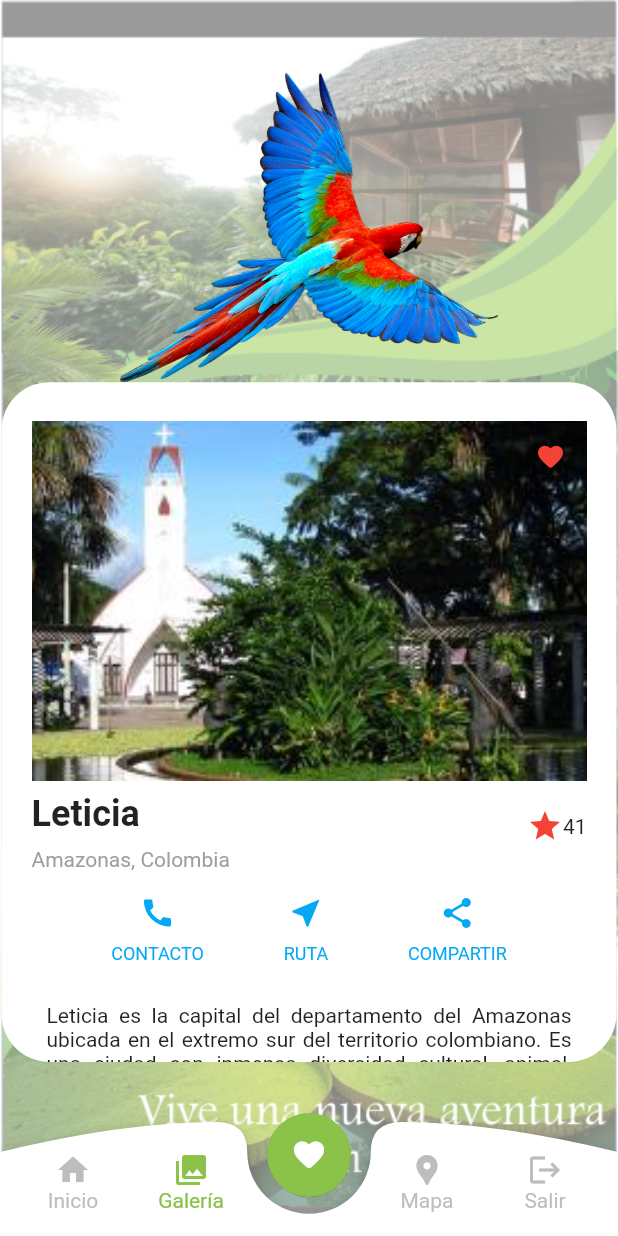
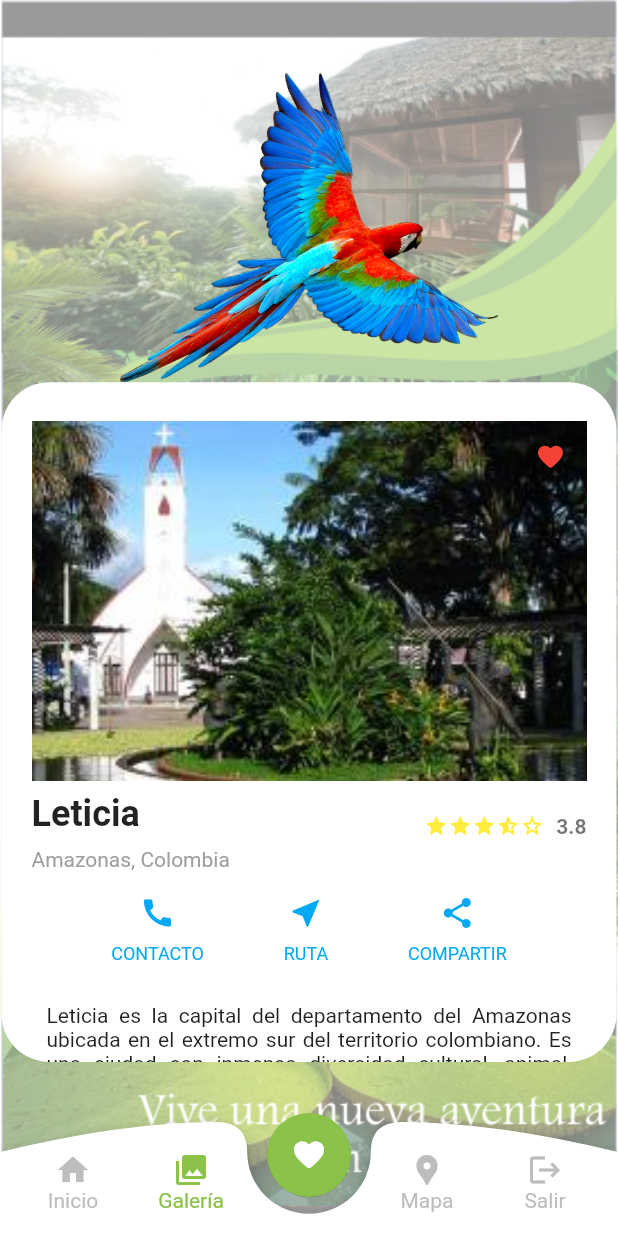
Before and after one commit to MobilePro-Admin/MobilePro, a Flutter app: the DetailsPage screen opened directly with sample values from the repository, on a phone screen of 412 x 824 dp. Run offline on Flutter 3.47's test engine with Material 2 defaults, Android fonts, the phone set to English and light mode, and no system bars; our stand-ins replace cloud_firestore, firebase_auth, firebase_core, font_awesome_flutter, google_sign_in; accounts and stored records are empty; network calls fail.

Commit message:
(#11) upd - Change parameters name + Send rating data

```diff
--- a/lib/data/gridview.dart
+++ b/lib/data/gridview.dart
@@ -8,7 +8,8 @@ const gridview = <ModelGridview>[
       description: "Leticia es la capital del departamento del Amazonas ubicada en el extremo sur del territorio"
           " colombiano. Es una ciudad con inmensa diversidad cultural, animal, vegetal y étnica, se encuentra alejada "
           "de todas las zonas urbanas del país, se caracteriza por ser un puerto fluvial que ha tenido importancia "
-          "desde su descubrimiento, además de ser el principal atractivo turístico de esta zona del país."
+          "desde su descubrimiento, además de ser el principal atractivo turístico de esta zona del país.",
+      rating: 3.8,
   ),
   ModelGridview(
       id: 2,
@@ -17,7 +18,8 @@ const gridview = <ModelGridview>[
       description: "Es un lugar especial para observar a los delfines rosados, grises y otros animales en su hábitat natural, "
       "un espacio rodeado de selva exuberante con grandes árboles y senderos para realizar caminatas."
           " Los delfines más pequeños son grises, y los más grandes son de piel rosada, "
-      "estos delfines son únicos en el mundo. Podemos contemplar sus juegos y piruetas en el lago amazónico."
+      "estos delfines son únicos en el mundo. Podemos contemplar sus juegos y piruetas en el lago amazónico.",
+      rating: 5.0,
 
   ),
   ModelGridview(
@@ -31,7 +33,8 @@ const gridview = <ModelGridview>[
           "ecológico mediante la conservación y protección de áreas naturales. Fue creado en 1975 y en 1987 se "
           "amplió a la extensión actual de 293.500 hectáreas (ha). Este territorio representa cerca del 40% de "
           "la superficie total del Trapecio Amazónico y presenta una forma de embudo en su sector sur. "
-          "Presenta un ecosistema de selva húmeda tropical cálida y bosques inundables."
+          "Presenta un ecosistema de selva húmeda tropical cálida y bosques inundables.",
+      rating: 4.2,
   ),
   ModelGridview(
       id: 4,
@@ -40,7 +43,8 @@ const gridview = <ModelGridview>[
       description: "La Reserva Natural Marasha es Amazonas al ciento por ciento, la magia de la selva de la que "
           "tantos hablan en miles de relatos empieza a ser experimentada por los visitantes que sienten como sus "
           "sentidos y sus cuerpos son elementos receptores bendecidos por sensaciones únicas, experiencias sublimes "
-          "que solo se disfrutan en este reino de los dioses indígenas preparado para el disfrute de todos."
+          "que solo se disfrutan en este reino de los dioses indígenas preparado para el disfrute de todos.",
+      rating: 3.2,
   ),
   ModelGridview(
       id: 5,
@@ -51,6 +55,7 @@ const gridview = <ModelGridview>[
           "el reino de esta especie en el Amazonas y por qué no, en el mundo entero."
           "La Isla Arara, más conocida como la de Los Micos, es una isla fluvial convertida en un "
           "destino muy reconocido por albergar como población a primates amazónicos, ellos allí deambulan "
-          "libremente siendo los amos y dueños del lugar."
+          "libremente siendo los amos y dueños del lugar.",
+      rating: 4.9,
   ),
 ];
--- a/lib/models/model_gridview.dart
+++ b/lib/models/model_gridview.dart
@@ -3,25 +3,30 @@ class ModelGridview {
   final String name;
   final String image;
   final String description;
+  final double rating;
 
   const ModelGridview({
     required this.id,
     required this.name,
     required this.image,
     required this.description,
+    required this.rating,
   });
 
   factory ModelGridview.fromJson(Map<String, dynamic> json) => ModelGridview(
       id: json["id"],
       name: json["name"],
       image: json["image"],
-      description: json["description"]);
+      description: json["description"],
+      rating: json["rating"],
+    );
 
   Map<String, dynamic> tojson() => {
     "id": id,
     "name": name,
     "image": image,
     "description": description,
+    "rating": rating,
   };
 
   ModelGridview copy() => ModelGridview(
@@ -29,5 +34,6 @@ class ModelGridview {
     name: name,
     image: image,
     description: description,
+    rating: rating,
   );
 }
--- a/lib/pages/components/placesModel.dart
+++ b/lib/pages/components/placesModel.dart
@@ -1,12 +1,12 @@
 
 class PlaceModel{
 
-  String placeTitle;
+  String name;
   double rating;
   String description;
   double rateperpackage;
-  String imgUrl;
+  String image;
 
-  PlaceModel({this.placeTitle = "",this.rateperpackage = 0.0,this.rating = 0.0,this.description = "",this.imgUrl = ""});
+  PlaceModel({this.name = "",this.rateperpackage = 0.0,this.rating = 0.0,this.description = "",this.image = ""});
 
 }
--- a/lib/pages/components/restAPI.dart
+++ b/lib/pages/components/restAPI.dart
@@ -4,38 +4,38 @@ import 'package:untitled2/pages/components/placesModel.dart';
 class RESTAPI {
   List<PlaceModel> dummyAllPlaces = [
     PlaceModel(
-        placeTitle: "Leticia",
+        name: "Leticia",
         description:
         "Es la capital del departamento y se encuentra a hora y media de Bogotá por vía aérea. Leticia es una ciudad muy visitada por los turistas, quienes fascinados por la exótica cultura amazónica llegan a ella desde diferentes lugares del mundo.",
-        imgUrl: "assets/images/leticia.jpg",
+        image: "assets/images/leticia.jpg",
         rateperpackage: 400.0,
         rating: 3.8),
     PlaceModel(
-        placeTitle: "Lago Tarapoto",
+        name: "Lago Tarapoto",
         description:
         "Ubicado a 80 kilómetros de Leticia, cerca de hora y media de recorrido por el río Amazonas, encontramos el Lago Tarapoto, cuna de los símbolos de la región amazónica. Los delfines rosados y el loto gigante Victoria Regia.",
-        imgUrl: "assets/images/lagotarapoto.jpg",
+        image: "assets/images/lagotarapoto.jpg",
         rateperpackage: 350.0,
         rating: 5.0),
     PlaceModel(
-        placeTitle: "Parque Amacayacú",
+        name: "Parque Amacayacú",
         description:
         "En el extremo sur del departamento del Amazonas, Amacayacu ofrece al visitante un espacio de recreación, esparcimiento y conocimiento no sólo de la belleza y diversidad de la selva, sino de su gente y la cultura de los grupos humanos que habitan allí.",
-        imgUrl: "assets/images/parqueamacayacu.jpg",
+        image: "assets/images/parqueamacayacu.jpg",
         rateperpackage: 350.0,
         rating: 4.2),
     PlaceModel(
-        placeTitle: "Reserva Natural Marasha",
+        name: "Reserva Natural Marasha",
         description:
         "La Reserva Natural Marasha en el Amazonas, ofrece a sus visitantes una variedad de actividades que van desde la pesca deportiva, caminatas por la selva, el viaje en canoa, o la caimaneada nocturna.",
-        imgUrl: "assets/images/marasha.jpg",
+        image: "assets/images/marasha.jpg",
         rateperpackage: 350.0,
         rating: 3.2),
     PlaceModel(
-        placeTitle: "Santa Sofía o Isla de los Micos",
+        name: "Santa Sofía o Isla de los Micos",
         description:
         "El corregimiento de Santa Sofía, también conocido como Isla de los Micos, es uno de los atractivos turísticos más visitados en el Amazonas colombiano. Se encuentra ubicado al norte de Leticia y para llegar hasta allí se debe viajar en lancha por cerca de una hora.",
-        imgUrl: "assets/images/isladelosmicos.jpg",
+        image: "assets/images/isladelosmicos.jpg",
         rateperpackage: 350.0,
         rating: 4.9),
   ];
--- a/lib/pages/components/travelplace.dart
+++ b/lib/pages/components/travelplace.dart
@@ -4,14 +4,14 @@ import 'package:flutter/material.dart';
 import 'package:untitled2/pages/components/placesModel.dart';
 import 'package:untitled2/pages/components/rating.dart';
 
-Widget travelCard(PlaceModel placeModel) => Stack(
+Widget travelCard(PlaceModel locationData) => Stack(
   children: [
     SizedBox(
       height: double.maxFinite,
       child: ClipRRect(
         borderRadius: BorderRadius.circular(12),
         child: Image(
-          image: AssetImage(placeModel.imgUrl),
+          image: AssetImage(locationData.image),
           fit: BoxFit.cover,
         ),
       ),
@@ -41,7 +41,7 @@ Widget travelCard(PlaceModel placeModel) => Stack(
           crossAxisAlignment: CrossAxisAlignment.start,
           children: [
             Text(
-              placeModel.placeTitle,
+              locationData.name,
               style: const TextStyle(
                 color: Colors.white,
                 fontWeight: FontWeight.w600,
@@ -50,7 +50,7 @@ Widget travelCard(PlaceModel placeModel) => Stack(
             ),
             Row(
               children: [
-               rating(rating: placeModel.rating)
+               rating(rating: locationData.rating)
               ],
             )
           ],
--- a/lib/pages/details_page.dart
+++ b/lib/pages/details_page.dart
@@ -1,44 +1,24 @@
 import 'dart:math';
 import 'package:flutter/material.dart';
 import 'package:provider/provider.dart';
+import 'package:untitled2/pages/home.dart';
+import 'package:untitled2/pages/photo_pages.dart';
+import 'package:untitled2/pages/shop_page.dart';
+import 'package:untitled2/pages/maps_page.dart';
+import 'package:untitled2/pages/login_page.dart';
+import 'package:untitled2/models/model_gridview.dart';
+import 'package:untitled2/pages/components/rating.dart';
+
 import 'package:untitled2/data/gridview.dart';
-
-import 'package:untitled2/pages/components/rating.dart';
 import 'package:untitled2/pages/components/restAPI.dart';
-import 'package:untitled2/pages/photo_pages.dart';
-
-import 'package:untitled2/pages/shop_page.dart';
-import 'package:untitled2/pages/home.dart';
-import 'package:untitled2/pages/login_page.dart';
-import 'package:untitled2/pages/maps_page.dart';
 import 'package:untitled2/pages/components/locationDetails.dart';
 import 'package:untitled2/pages/components/placesModel.dart';
 
-import '../models/model_gridview.dart';
-
-/*class DetailsPage extends StatefulWidget {
-  final ModelGridview? gridview;
-  const DetailsPage({Key? key, this.gridview }) : super(key: key);*/
 
 class DetailsPage extends StatelessWidget {
   final ModelGridview gridview;
 
   const DetailsPage({Key? key, required this.gridview}) : super(key: key);
-
-  /* @override
-  _DetailsPageState createState() => _DetailsPageState();
-}
-
-
-class _DetailsPageState extends State<DetailsPage> {
-  int _currentIndex = 0;
-
-
-  setBottomBarIndex(index) {
-   setState(() {
-      _currentIndex = index;
-    });
-  }*/
 
   @override
   Widget build(BuildContext context) {
@@ -71,16 +51,14 @@ class _DetailsPageState extends State<DetailsPage> {
           image: DecorationImage(
             image: const AssetImage('assets/images/splash.png'),
             fit: BoxFit.fill,
-                  colorFilter: ColorFilter.mode(
-                      Colors.white.withOpacity(0.5), BlendMode.screen)),
+            colorFilter: ColorFilter.mode(Colors.white.withOpacity(0.5), BlendMode.screen)),
           ),
           child: Column(
             mainAxisAlignment: MainAxisAlignment.end,
             mainAxisSize: MainAxisSize.max,
             children: <Widget>[
             Padding(
-                  padding:
-                      const EdgeInsets.symmetric(horizontal: 1, vertical: 20),
+              padding: const EdgeInsets.symmetric(horizontal: 1, vertical: 20),
               child: Center(
                 child: Column(
                   mainAxisAlignment: MainAxisAlignment.center,
@@ -100,7 +78,6 @@ class _DetailsPageState extends State<DetailsPage> {
                         borderRadius: BorderRadius.circular(32),
                         color: Colors.white,
                       ),
-
                       child: SingleChildScrollView(
                         child: Column(
                           crossAxisAlignment: CrossAxisAlignment.start,
@@ -111,7 +88,8 @@ class _DetailsPageState extends State<DetailsPage> {
                                   gridview.image, //gridviews.image,
                                   width: 600,
                                   height: 240,
-                                fit: BoxFit.cover,),
+                                  fit: BoxFit.cover,
+                                ),
                                 Positioned(
                                   right: 0,
                                   top: 0,
@@ -123,30 +101,22 @@ class _DetailsPageState extends State<DetailsPage> {
                                       size: 20,
                                       color: Colors.red,
                                     ),
-                                      onPressed: () {})),
-                          ]),
-                                  /*Image.asset(
-                                    gridview.image, //gridviews.image,
-                                    width: 600,
-                                    height: 240,
-                                    fit: BoxFit.cover,
-                                  ),*/
+                                    onPressed: () {})
+                                ),
+                              ],
+                            ),
                             Row(
                               children: [
                                 Expanded(
-                                        /*1*/
                                   child: Column(
-                                          crossAxisAlignment:
-                                              CrossAxisAlignment.start,
+                                    crossAxisAlignment: CrossAxisAlignment.start,
                                     children: [
-                                            /*2*/
                                       const SizedBox(height: 8),
                                       Container(
-                                              padding: const EdgeInsets.only(
-                                                  bottom: 8),
+                                        padding: const EdgeInsets.only(bottom: 8),
                                         child: Text(
                                           gridview.name,
-                                                style: TextStyle(
+                                          style: const TextStyle(
                                             fontSize: 24,
                                             fontWeight: FontWeight.bold,
                                           ),
@@ -154,36 +124,27 @@ class _DetailsPageState extends State<DetailsPage> {
                                       ),
                                       Text(
                                         "Amazonas, Colombia",
-                                              style: TextStyle(
-                                                color: Colors.grey[500],
+                                        style: TextStyle(color: Colors.grey[500],
                                         ),
                                       ),
                                     ],
                                   ),
                                 ),
-                                      /*3*/
-
-                                      Icon(
-                                        Icons.star,
-                                        color: Colors.red[500],
+                                Row(
+                                  children: [
+                                  rating(rating: gridview.rating, color: Colors.black54)
+                                  ],
                                 ),
-                                      Text('41'),
                               ],
                             ),
                             const SizedBox(height: 16),
-                                  Container(
-                                    child: Row(
-                                      mainAxisAlignment:
-                                          MainAxisAlignment.spaceEvenly,
+                            Row(
+                              mainAxisAlignment: MainAxisAlignment.spaceEvenly,
                               children: [
-                                        _buildButtonColumn(Colors.lightBlue,
-                                            Icons.call, 'CONTACTO'),
-                                        _buildButtonColumn(Colors.lightBlue,
-                                            Icons.near_me, 'RUTA'),
-                                        _buildButtonColumn(Colors.lightBlue,
-                                            Icons.share, 'COMPARTIR'),
+                                _buildButtonColumn(Colors.lightBlue, Icons.call, 'CONTACTO'),
+                                _buildButtonColumn(Colors.lightBlue, Icons.near_me, 'RUTA'),
+                                _buildButtonColumn(Colors.lightBlue, Icons.share, 'COMPARTIR'),
                               ],
-                                    ),
                             ),
                             const SizedBox(height: 16),
                             Container(
@@ -197,13 +158,14 @@ class _DetailsPageState extends State<DetailsPage> {
                             //margin: const EdgeInsets.all(16),
                             //child: const Text("Aquí se llamaría el componente locationDetails, pero no sé cómo :( y se tendría que enviar como parámetros los valores de la tarjetica a la que se le hizo clic"),
                             //locationDetails({placeTitle: "Leticia", imgUrl: "assets/images/leticia.jpg", rating: 3.8, description: "Es la capital del departamento y se encuentra a hora y media de Bogotá por vía aérea. Leticia es una ciudad muy visitada por los turistas, quienes fascinados por la exótica cultura amazónica llegan a ella desde diferentes lugares del mundo."})
-                                ]),
+                          ],
                         ),
-                          //locationDetails(args)
-                        )
-                      ]))),
-
-              //Padding(padding: EdgeInsets.symmetric(horizontal: 0, vertical: 0),
+                      ),
+                    ),
+                  ],
+                ),
+              ),
+            ),
             Container(
               padding: const EdgeInsets.symmetric(horizontal: 0, vertical: 0),
               child: Column(
@@ -211,11 +173,10 @@ class _DetailsPageState extends State<DetailsPage> {
                   Positioned(
                     bottom: 0,
                     left: 0,
-                      child: Container(
+                    child: SizedBox(
                       width: size.width,
                       height: 96,
                       child: Stack(
-                          //overflow: Overflow.visible,
                         children: [
                           CustomPaint(
                             size: Size(size.width, 96),
@@ -232,18 +193,16 @@ class _DetailsPageState extends State<DetailsPage> {
                                     MaterialPageRoute(
                                         builder: (context) => ShopPage()));
                               },
-                                  child: const Icon(Icons.favorite_rounded)),
+                              child: const Icon(Icons.favorite_rounded),
+                            ),
                           ),
                           Container(
-                              padding: const EdgeInsets.symmetric(
-                                  vertical: 0, horizontal: 0),
+                            padding: const EdgeInsets.symmetric(vertical: 0, horizontal: 0),
                             width: size.width,
                             height: 90,
                             child: Row(
-                                mainAxisAlignment:
-                                    MainAxisAlignment.spaceEvenly,
-                                crossAxisAlignment:
-                                    CrossAxisAlignment.values[1],
+                              mainAxisAlignment: MainAxisAlignment.spaceEvenly,
+                              crossAxisAlignment: CrossAxisAlignment.values[1],
                               children: [
                                 SizedBox.fromSize(
                                   size: const Size(60, 60),
@@ -259,14 +218,14 @@ class _DetailsPageState extends State<DetailsPage> {
                                           Navigator.push(
                                             context,
                                             MaterialPageRoute(
-                                                    builder: (context) =>
-                                                        const Home()));
+                                              builder: (context) => const Home()
+                                            ),
+                                          );
                                           //setBottomBarIndex(1);
                                         },
                                         // button pressed
                                         child: Column(
-                                            mainAxisAlignment:
-                                                MainAxisAlignment.center,
+                                          mainAxisAlignment: MainAxisAlignment.center,
                                           children: <Widget>[
                                             Icon(
                                               Icons.home,
@@ -305,16 +264,15 @@ class _DetailsPageState extends State<DetailsPage> {
                                           Navigator.push(
                                             context,
                                             MaterialPageRoute(
-                                                    builder: (context) =>
-                                                        PhotoPage()));
-
+                                                builder: (context) => const PhotoPage()
+                                            ),
+                                          );
                                           //setBottomBarIndex(0);
                                         },
                                         // button pressed
                                         child: Column(
-                                            mainAxisAlignment:
-                                                MainAxisAlignment.center,
-                                            children: <Widget>[
+                                          mainAxisAlignment: MainAxisAlignment.center,
+                                          children: const <Widget>[
                                             Icon(
                                               Icons.photo_library,
                                               color: Colors.lightGreen,
@@ -342,10 +300,8 @@ class _DetailsPageState extends State<DetailsPage> {
                                 SizedBox.fromSize(
                                   size: const Size(60, 60),
                                   // button width and height
-
                                   child: Column(
-                                      mainAxisAlignment:
-                                          MainAxisAlignment.center,
+                                    mainAxisAlignment: MainAxisAlignment.center,
                                   ),
                                 ),
                                 SizedBox.fromSize(
@@ -452,9 +408,9 @@ class _DetailsPageState extends State<DetailsPage> {
                 ],
               ),
             ),
-            ]))
-
-        // ))]))
+          ],
+        ),
+      ),
     );
   }
 }
```
Also changed, not shown: lib/pages/photo_pages.dart (+4 -8 lines). Lines whose indentation alone changed are shown as unchanged.
